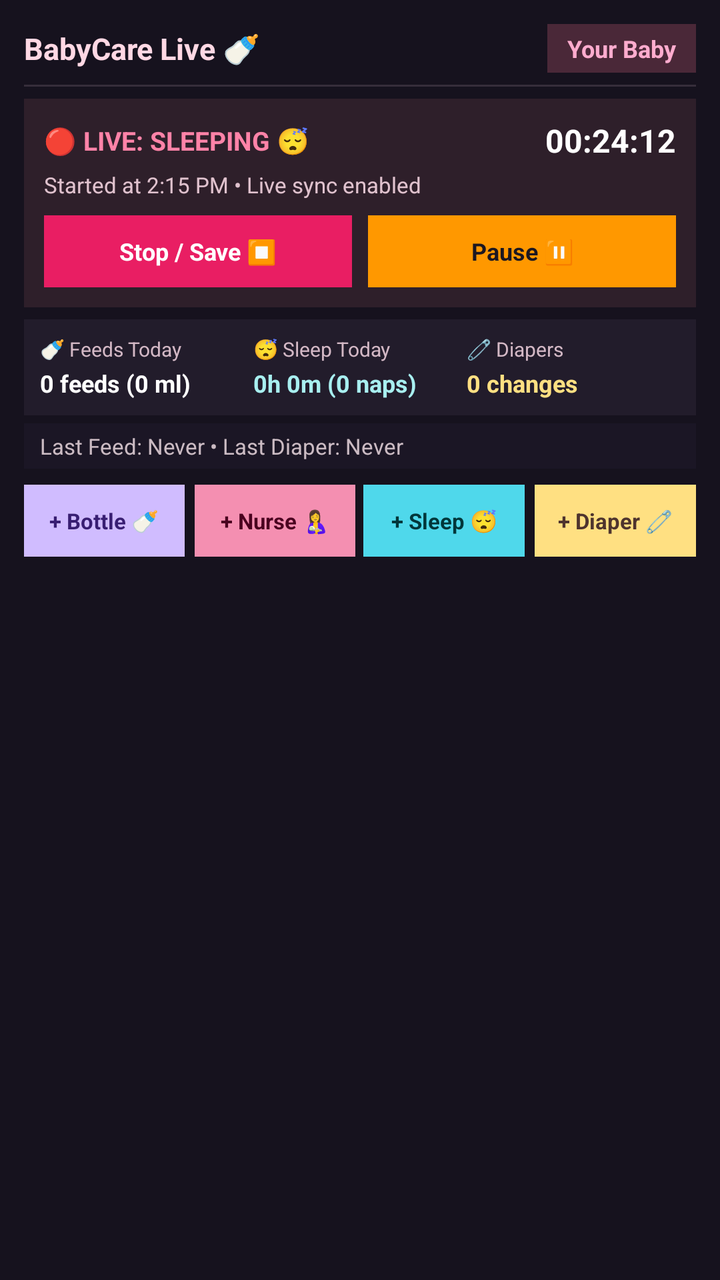
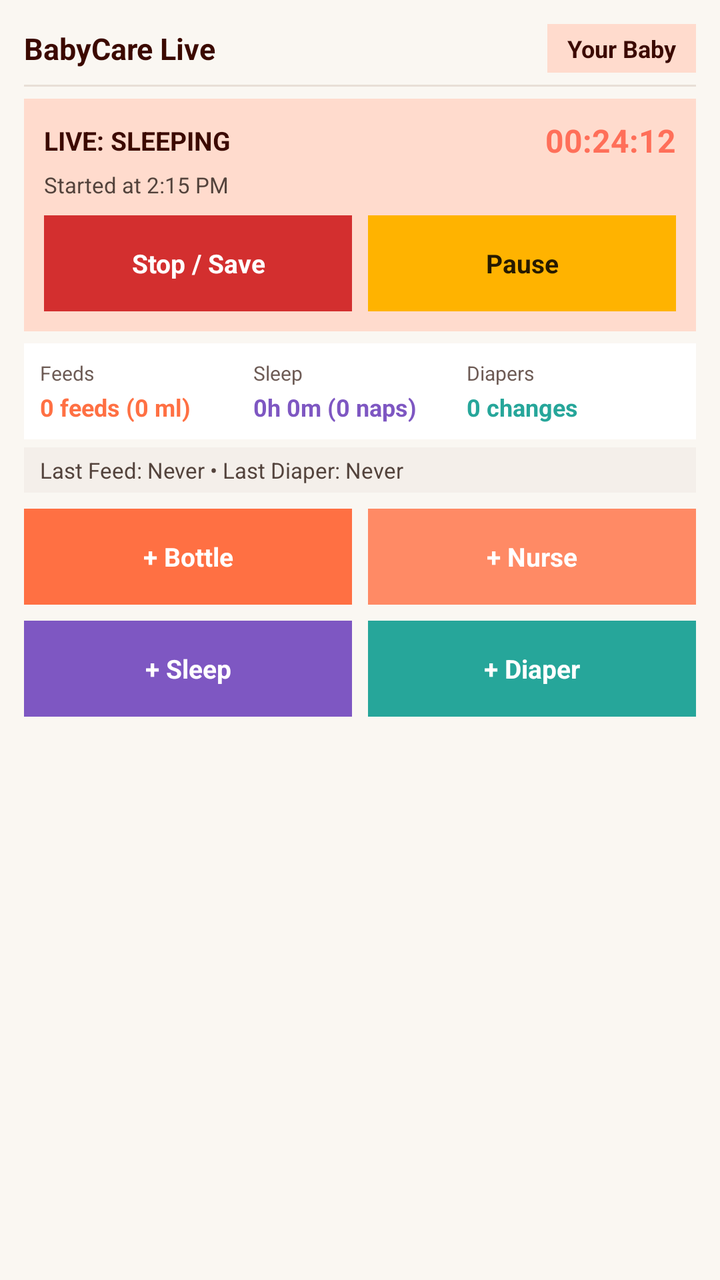

The first picture is an Android layout as it rendered before a commit; the second is the same layout after the commit. The layout source and the unified diff follow.
<!-- AndroidManifest.xml: application theme Theme.MyApplication -->
<!-- res/layout/baby_care_widget_layout.xml -->
<?xml version="1.0" encoding="utf-8"?>
<LinearLayout xmlns:android="http://schemas.android.com/apk/res/android"
    android:layout_width="match_parent"
    android:layout_height="match_parent"
    android:background="#16121E"
    android:orientation="vertical"
    android:padding="12dp">

    
    <LinearLayout
        android:layout_width="match_parent"
        android:layout_height="wrap_content"
        android:gravity="center_vertical"
        android:orientation="horizontal">

        <TextView
            android:id="@+id/widget_title"
            android:layout_width="0dp"
            android:layout_height="wrap_content"
            android:layout_weight="1"
            android:text="BabyCare Live 🍼"
            android:textColor="#FFD8E4"
            android:textSize="15sp"
            android:textStyle="bold" />

        <TextView
            android:id="@+id/widget_baby_name"
            android:layout_width="wrap_content"
            android:layout_height="wrap_content"
            android:background="#4A2838"
            android:paddingLeft="10dp"
            android:paddingTop="4dp"
            android:paddingRight="10dp"
            android:paddingBottom="4dp"
            android:text="Your Baby"
            android:textColor="#FFACCE"
            android:textSize="12sp"
            android:textStyle="bold" />
    </LinearLayout>

    
    <FrameLayout
        android:layout_width="match_parent"
        android:layout_height="1dp"
        android:layout_marginTop="6dp"
        android:layout_marginBottom="6dp"
        android:background="#362E3B" />

    
    <LinearLayout
        android:id="@+id/widget_live_container"
        android:layout_width="match_parent"
        android:layout_height="wrap_content"
        android:background="#2E1F2A"
        android:orientation="vertical"
        android:padding="10dp"
        android:layout_marginBottom="6dp">

        <LinearLayout
            android:layout_width="match_parent"
            android:layout_height="wrap_content"
            android:gravity="center_vertical"
            android:orientation="horizontal">

            <TextView
                android:id="@+id/widget_live_badge"
                android:layout_width="0dp"
                android:layout_height="wrap_content"
                android:layout_weight="1"
                android:text="🔴 LIVE: SLEEPING 😴"
                android:textColor="#FF83A8"
                android:textSize="13sp"
                android:textStyle="bold" />

            <TextView
                android:id="@+id/widget_live_timer"
                android:layout_width="wrap_content"
                android:layout_height="wrap_content"
                android:text="00:24:12"
                android:textColor="#FFFFFF"
                android:textSize="16sp"
                android:textStyle="bold" />
        </LinearLayout>

        <TextView
            android:id="@+id/widget_live_countdown"
            android:layout_width="match_parent"
            android:layout_height="wrap_content"
            android:layout_marginTop="4dp"
            android:text="Started at 2:15 PM • Live sync enabled"
            android:textColor="#E0C2CE"
            android:textSize="11sp" />

        <LinearLayout
            android:layout_width="match_parent"
            android:layout_height="wrap_content"
            android:layout_marginTop="8dp"
            android:orientation="horizontal">

            <TextView
                android:id="@+id/btn_widget_stop_live"
                android:layout_width="0dp"
                android:layout_height="36dp"
                android:layout_marginEnd="4dp"
                android:layout_weight="1"
                android:background="#E91E63"
                android:gravity="center"
                android:text="Stop / Save ⏹️"
                android:textColor="#FFFFFF"
                android:textSize="12sp"
                android:textStyle="bold" />

            <TextView
                android:id="@+id/btn_widget_pause_live"
                android:layout_width="0dp"
                android:layout_height="36dp"
                android:layout_marginStart="4dp"
                android:layout_weight="1"
                android:background="#FF9800"
                android:gravity="center"
                android:text="Pause ⏸️"
                android:textColor="#1B1721"
                android:textSize="12sp"
                android:textStyle="bold" />
        </LinearLayout>
    </LinearLayout>

    
    <LinearLayout
        android:layout_width="match_parent"
        android:layout_height="wrap_content"
        android:background="#221C2B"
        android:padding="8dp"
        android:orientation="horizontal">

        <LinearLayout
            android:layout_width="0dp"
            android:layout_height="wrap_content"
            android:layout_weight="1"
            android:orientation="vertical">

            <TextView
                android:layout_width="wrap_content"
                android:layout_height="wrap_content"
                android:text="🍼 Feeds Today"
                android:textColor="#D3B8C5"
                android:textSize="10sp" />

            <TextView
                android:id="@+id/widget_today_feeds"
                android:layout_width="wrap_content"
                android:layout_height="wrap_content"
                android:layout_marginTop="2dp"
                android:text="0 feeds (0 ml)"
                android:textColor="#FFFFFF"
                android:textSize="12sp"
                android:textStyle="bold" />
        </LinearLayout>

        <LinearLayout
            android:layout_width="0dp"
            android:layout_height="wrap_content"
            android:layout_weight="1"
            android:orientation="vertical">

            <TextView
                android:layout_width="wrap_content"
                android:layout_height="wrap_content"
                android:text="😴 Sleep Today"
                android:textColor="#D3B8C5"
                android:textSize="10sp" />

            <TextView
                android:id="@+id/widget_today_sleep"
                android:layout_width="wrap_content"
                android:layout_height="wrap_content"
                android:layout_marginTop="2dp"
                android:text="0h 0m (0 naps)"
                android:textColor="#A8EFF0"
                android:textSize="12sp"
                android:textStyle="bold" />
        </LinearLayout>

        <LinearLayout
            android:layout_width="0dp"
            android:layout_height="wrap_content"
            android:layout_weight="1"
            android:orientation="vertical">

            <TextView
                android:layout_width="wrap_content"
                android:layout_height="wrap_content"
                android:text="🧷 Diapers"
                android:textColor="#D3B8C5"
                android:textSize="10sp" />

            <TextView
                android:id="@+id/widget_today_diapers"
                android:layout_width="wrap_content"
                android:layout_height="wrap_content"
                android:layout_marginTop="2dp"
                android:text="0 changes"
                android:textColor="#FFE082"
                android:textSize="12sp"
                android:textStyle="bold" />
        </LinearLayout>
    </LinearLayout>

    
    <TextView
        android:id="@+id/widget_last_activities_text"
        android:layout_width="match_parent"
        android:layout_height="wrap_content"
        android:layout_marginTop="4dp"
        android:background="#1B1625"
        android:paddingLeft="8dp"
        android:paddingTop="4dp"
        android:paddingRight="8dp"
        android:paddingBottom="4dp"
        android:text="Last Feed: Never • Last Diaper: Never"
        android:textColor="#CBBBC3"
        android:textSize="11sp" />

    
    <LinearLayout
        android:id="@+id/widget_quick_actions_container"
        android:layout_width="match_parent"
        android:layout_height="wrap_content"
        android:layout_marginTop="8dp"
        android:orientation="horizontal">

        <TextView
            android:id="@+id/btn_widget_start_feed"
            android:layout_width="0dp"
            android:layout_height="36dp"
            android:layout_marginEnd="3dp"
            android:layout_weight="1"
            android:background="#D0BCFF"
            android:gravity="center"
            android:text="+ Bottle 🍼"
            android:textColor="#381E72"
            android:textSize="11sp"
            android:textStyle="bold" />

        <TextView
            android:id="@+id/btn_widget_start_nursing"
            android:layout_width="0dp"
            android:layout_height="36dp"
            android:layout_marginStart="2dp"
            android:layout_marginEnd="2dp"
            android:layout_weight="1"
            android:background="#F48FB1"
            android:gravity="center"
            android:text="+ Nurse 🤱"
            android:textColor="#4A001F"
            android:textSize="11sp"
            android:textStyle="bold" />

        <TextView
            android:id="@+id/btn_widget_start_sleep"
            android:layout_width="0dp"
            android:layout_height="36dp"
            android:layout_marginStart="2dp"
            android:layout_marginEnd="2dp"
            android:layout_weight="1"
            android:background="#4FD8EB"
            android:gravity="center"
            android:text="+ Sleep 😴"
            android:textColor="#00363A"
            android:textSize="11sp"
            android:textStyle="bold" />

        <TextView
            android:id="@+id/btn_widget_log_diaper"
            android:layout_width="0dp"
            android:layout_height="36dp"
            android:layout_marginStart="3dp"
            android:layout_weight="1"
            android:background="#FFE082"
            android:gravity="center"
            android:text="+ Diaper 🧷"
            android:textColor="#4E342E"
            android:textSize="11sp"
            android:textStyle="bold" />
    </LinearLayout>
</LinearLayout>
<!-- resources referenced by this layout -->
<resources>
  <style name="Theme.MyApplication" parent="android:Theme.DeviceDefault.NoActionBar" />
</resources>

<!-- the commit's change to res/layout/baby_care_widget_layout.xml (unified diff, before → after) -->
@@ -2,7 +2,7 @@
 <LinearLayout xmlns:android="http://schemas.android.com/apk/res/android"
     android:layout_width="match_parent"
     android:layout_height="match_parent"
-    android:background="#16121E"
+    android:background="#FAF7F2"
     android:orientation="vertical"
     android:padding="12dp">
 
@@ -18,8 +18,8 @@
             android:layout_width="0dp"
             android:layout_height="wrap_content"
             android:layout_weight="1"
-            android:text="BabyCare Live 🍼"
-            android:textColor="#FFD8E4"
+            android:text="BabyCare Live"
+            android:textColor="#3B0900"
             android:textSize="15sp"
             android:textStyle="bold" />
 
@@ -27,31 +27,30 @@
             android:id="@+id/widget_baby_name"
             android:layout_width="wrap_content"
             android:layout_height="wrap_content"
-            android:background="#4A2838"
+            android:background="#FFDBCD"
             android:paddingLeft="10dp"
             android:paddingTop="4dp"
             android:paddingRight="10dp"
             android:paddingBottom="4dp"
             android:text="Your Baby"
-            android:textColor="#FFACCE"
+            android:textColor="#3B0900"
             android:textSize="12sp"
             android:textStyle="bold" />
     </LinearLayout>
 
-    
     <FrameLayout
         android:layout_width="match_parent"
         android:layout_height="1dp"
         android:layout_marginTop="6dp"
         android:layout_marginBottom="6dp"
-        android:background="#362E3B" />
+        android:background="#E8DFD6" />
 
     
     <LinearLayout
         android:id="@+id/widget_live_container"
         android:layout_width="match_parent"
         android:layout_height="wrap_content"
-        android:background="#2E1F2A"
+        android:background="#FFDBCD"
         android:orientation="vertical"
         android:padding="10dp"
         android:layout_marginBottom="6dp">
@@ -67,8 +66,8 @@
                 android:layout_width="0dp"
                 android:layout_height="wrap_content"
                 android:layout_weight="1"
-                android:text="🔴 LIVE: SLEEPING 😴"
-                android:textColor="#FF83A8"
+                android:text="LIVE: SLEEPING"
+                android:textColor="#3B0900"
                 android:textSize="13sp"
                 android:textStyle="bold" />
 
@@ -77,7 +76,7 @@
                 android:layout_width="wrap_content"
                 android:layout_height="wrap_content"
                 android:text="00:24:12"
-                android:textColor="#FFFFFF"
+                android:textColor="#FF6F59"
                 android:textSize="16sp"
                 android:textStyle="bold" />
         </LinearLayout>
@@ -87,8 +86,8 @@
             android:layout_width="match_parent"
             android:layout_height="wrap_content"
             android:layout_marginTop="4dp"
-            android:text="Started at 2:15 PM • Live sync enabled"
-            android:textColor="#E0C2CE"
+            android:text="Started at 2:15 PM"
+            android:textColor="#53433C"
             android:textSize="11sp" />
 
         <LinearLayout
@@ -100,36 +99,36 @@
             <TextView
                 android:id="@+id/btn_widget_stop_live"
                 android:layout_width="0dp"
-                android:layout_height="36dp"
+                android:layout_height="48dp"
                 android:layout_marginEnd="4dp"
                 android:layout_weight="1"
-                android:background="#E91E63"
-                android:gravity="center"
-                android:text="Stop / Save ⏹️"
-                android:textColor="#FFFFFF"
-                android:textSize="12sp"
+                android:background="#D32F2F"
+                android:gravity="center"
+                android:text="Stop / Save"
+                android:textColor="#FFFFFF"
+                android:textSize="13sp"
                 android:textStyle="bold" />
 
             <TextView
                 android:id="@+id/btn_widget_pause_live"
                 android:layout_width="0dp"
-                android:layout_height="36dp"
+                android:layout_height="48dp"
                 android:layout_marginStart="4dp"
                 android:layout_weight="1"
-                android:background="#FF9800"
-                android:gravity="center"
-                android:text="Pause ⏸️"
-                android:textColor="#1B1721"
-                android:textSize="12sp"
-                android:textStyle="bold" />
-        </LinearLayout>
-    </LinearLayout>
-
-    
-    <LinearLayout
-        android:layout_width="match_parent"
-        android:layout_height="wrap_content"
-        android:background="#221C2B"
+                android:background="#FFB300"
+                android:gravity="center"
+                android:text="Pause"
+                android:textColor="#261A00"
+                android:textSize="13sp"
+                android:textStyle="bold" />
+        </LinearLayout>
+    </LinearLayout>
+
+    
+    <LinearLayout
+        android:layout_width="match_parent"
+        android:layout_height="wrap_content"
+        android:background="#FFFFFF"
         android:padding="8dp"
         android:orientation="horizontal">
 
@@ -142,8 +141,8 @@
             <TextView
                 android:layout_width="wrap_content"
                 android:layout_height="wrap_content"
-                android:text="🍼 Feeds Today"
-                android:textColor="#D3B8C5"
+                android:text="Feeds"
+                android:textColor="#6D5B55"
                 android:textSize="10sp" />
 
             <TextView
@@ -152,7 +151,7 @@
                 android:layout_height="wrap_content"
                 android:layout_marginTop="2dp"
                 android:text="0 feeds (0 ml)"
-                android:textColor="#FFFFFF"
+                android:textColor="#FF7043"
                 android:textSize="12sp"
                 android:textStyle="bold" />
         </LinearLayout>
@@ -166,8 +165,8 @@
             <TextView
                 android:layout_width="wrap_content"
                 android:layout_height="wrap_content"
-                android:text="😴 Sleep Today"
-                android:textColor="#D3B8C5"
+                android:text="Sleep"
+                android:textColor="#6D5B55"
                 android:textSize="10sp" />
 
             <TextView
@@ -176,7 +175,7 @@
                 android:layout_height="wrap_content"
                 android:layout_marginTop="2dp"
                 android:text="0h 0m (0 naps)"
-                android:textColor="#A8EFF0"
+                android:textColor="#7E57C2"
                 android:textSize="12sp"
                 android:textStyle="bold" />
         </LinearLayout>
@@ -190,8 +189,8 @@
             <TextView
                 android:layout_width="wrap_content"
                 android:layout_height="wrap_content"
-                android:text="🧷 Diapers"
-                android:textColor="#D3B8C5"
+                android:text="Diapers"
+                android:textColor="#6D5B55"
                 android:textSize="10sp" />
 
             <TextView
@@ -200,25 +199,24 @@
                 android:layout_height="wrap_content"
                 android:layout_marginTop="2dp"
                 android:text="0 changes"
-                android:textColor="#FFE082"
+                android:textColor="#26A69A"
                 android:textSize="12sp"
                 android:textStyle="bold" />
         </LinearLayout>
     </LinearLayout>
 
-    
     <TextView
         android:id="@+id/widget_last_activities_text"
         android:layout_width="match_parent"
         android:layout_height="wrap_content"
         android:layout_marginTop="4dp"
-        android:background="#1B1625"
+        android:background="#F4EFEA"
         android:paddingLeft="8dp"
         android:paddingTop="4dp"
         android:paddingRight="8dp"
         android:paddingBottom="4dp"
         android:text="Last Feed: Never • Last Diaper: Never"
-        android:textColor="#CBBBC3"
+        android:textColor="#53433C"
         android:textSize="11sp" />
 
     
@@ -227,60 +225,71 @@
         android:layout_width="match_parent"
         android:layout_height="wrap_content"
         android:layout_marginTop="8dp"
-        android:orientation="horizontal">
-
-        <TextView
-            android:id="@+id/btn_widget_start_feed"
-            android:layout_width="0dp"
-            android:layout_height="36dp"
-            android:layout_marginEnd="3dp"
-            android:layout_weight="1"
-            android:background="#D0BCFF"
-            android:gravity="center"
-            android:text="+ Bottle 🍼"
-            android:textColor="#381E72"
-            android:textSize="11sp"
-            android:textStyle="bold" />
-
-        <TextView
-            android:id="@+id/btn_widget_start_nursing"
-            android:layout_width="0dp"
-            android:layout_height="36dp"
-            android:layout_marginStart="2dp"
-            android:layout_marginEnd="2dp"
-            android:layout_weight="1"
-            android:background="#F48FB1"
-            android:gravity="center"
-            android:text="+ Nurse 🤱"
-            android:textColor="#4A001F"
-            android:textSize="11sp"
-            android:textStyle="bold" />
-
-        <TextView
-            android:id="@+id/btn_widget_start_sleep"
-            android:layout_width="0dp"
-            android:layout_height="36dp"
-            android:layout_marginStart="2dp"
-            android:layout_marginEnd="2dp"
-            android:layout_weight="1"
-            android:background="#4FD8EB"
-            android:gravity="center"
-            android:text="+ Sleep 😴"
-            android:textColor="#00363A"
-            android:textSize="11sp"
-            android:textStyle="bold" />
-
-        <TextView
-            android:id="@+id/btn_widget_log_diaper"
-            android:layout_width="0dp"
-            android:layout_height="36dp"
-            android:layout_marginStart="3dp"
-            android:layout_weight="1"
-            android:background="#FFE082"
-            android:gravity="center"
-            android:text="+ Diaper 🧷"
-            android:textColor="#4E342E"
-            android:textSize="11sp"
-            android:textStyle="bold" />
+        android:orientation="vertical">
+
+        <LinearLayout
+            android:layout_width="match_parent"
+            android:layout_height="wrap_content"
+            android:orientation="horizontal">
+
+            <TextView
+                android:id="@+id/btn_widget_start_feed"
+                android:layout_width="0dp"
+                android:layout_height="48dp"
+                android:layout_marginEnd="4dp"
+                android:layout_weight="1"
+                android:background="#FF7043"
+                android:gravity="center"
+                android:text="+ Bottle"
+                android:textColor="#FFFFFF"
+                android:textSize="13sp"
+                android:textStyle="bold" />
+
+            <TextView
+                android:id="@+id/btn_widget_start_nursing"
+                android:layout_width="0dp"
+                android:layout_height="48dp"
+                android:layout_marginStart="4dp"
+                android:layout_weight="1"
+                android:background="#FF8A65"
+                android:gravity="center"
+                android:text="+ Nurse"
+                android:textColor="#FFFFFF"
+                android:textSize="13sp"
+                android:textStyle="bold" />
+        </LinearLayout>
+
+        <LinearLayout
+            android:layout_width="match_parent"
+            android:layout_height="wrap_content"
+            android:layout_marginTop="8dp"
+            android:orientation="horizontal">
+
+            <TextView
+                android:id="@+id/btn_widget_start_sleep"
+                android:layout_width="0dp"
+                android:layout_height="48dp"
+                android:layout_marginEnd="4dp"
+                android:layout_weight="1"
+                android:background="#7E57C2"
+                android:gravity="center"
+                android:text="+ Sleep"
+                android:textColor="#FFFFFF"
+                android:textSize="13sp"
+                android:textStyle="bold" />
+
+            <TextView
+                android:id="@+id/btn_widget_log_diaper"
+                android:layout_width="0dp"
+                android:layout_height="48dp"
+                android:layout_marginStart="4dp"
+                android:layout_weight="1"
+                android:background="#26A69A"
+                android:gravity="center"
+                android:text="+ Diaper"
+                android:textColor="#FFFFFF"
+                android:textSize="13sp"
+                android:textStyle="bold" />
+        </LinearLayout>
     </LinearLayout>
 </LinearLayout>
